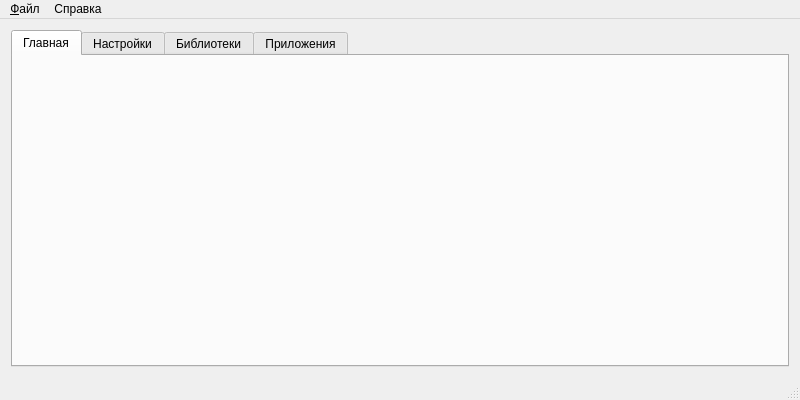
Before: the Qt Designer form manager/mainwindow.ui in TheMrButcher/gamebase_manager, drawn with Qt 5.
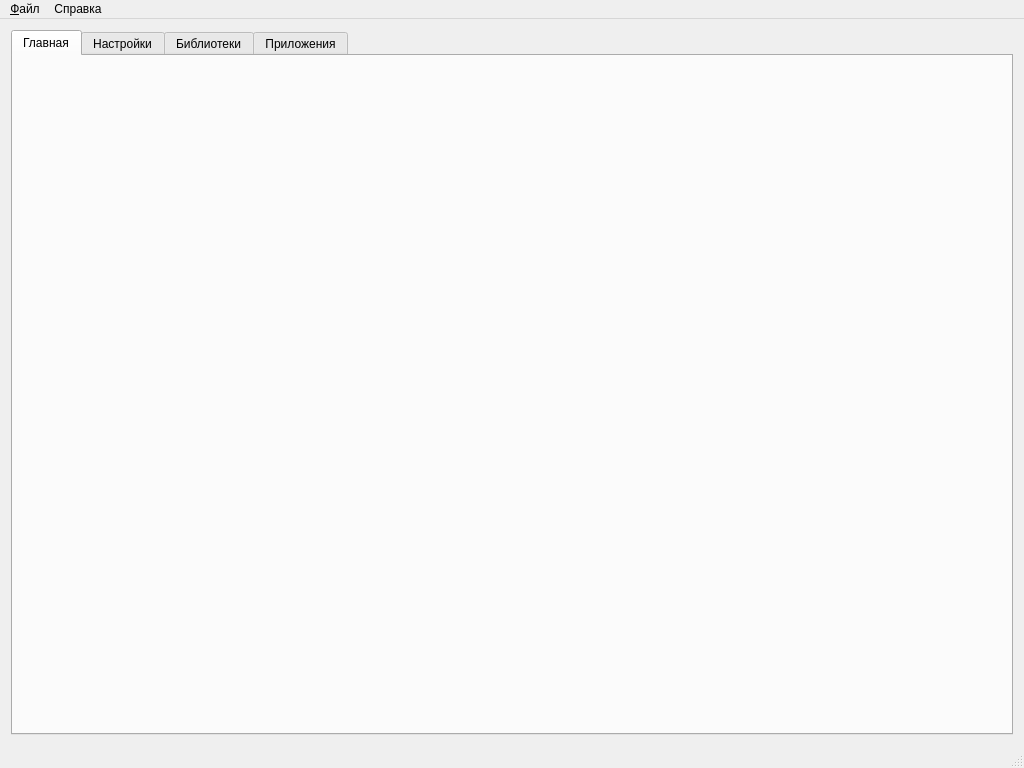
After: the same form once the commit is applied. The open tabs and pages were chosen to show the change.

Diff of the .ui file:
```diff
--- a/manager/mainwindow.ui
+++ b/manager/mainwindow.ui
@@ -6,8 +6,8 @@
    <rect>
     <x>0</x>
     <y>0</y>
-    <width>800</width>
-    <height>400</height>
+    <width>1024</width>
+    <height>768</height>
    </rect>
   </property>
   <property name="windowTitle">
@@ -57,7 +57,7 @@
     <rect>
      <x>0</x>
      <y>0</y>
-     <width>800</width>
+     <width>1024</width>
      <height>21</height>
     </rect>
    </property>
```
Left out of the diff: 6 changed lines with no effect on the pictures.
